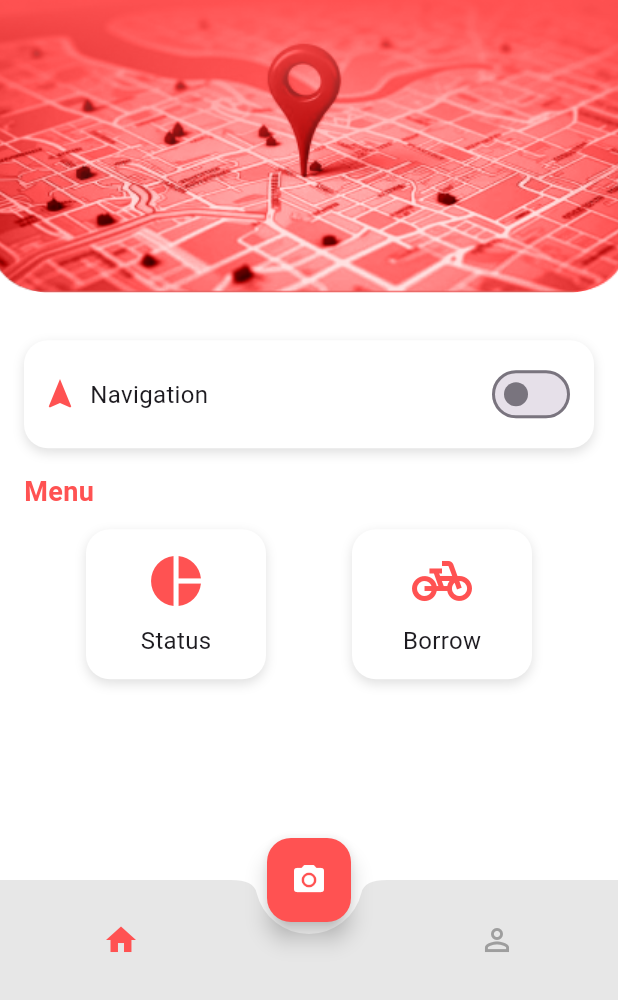
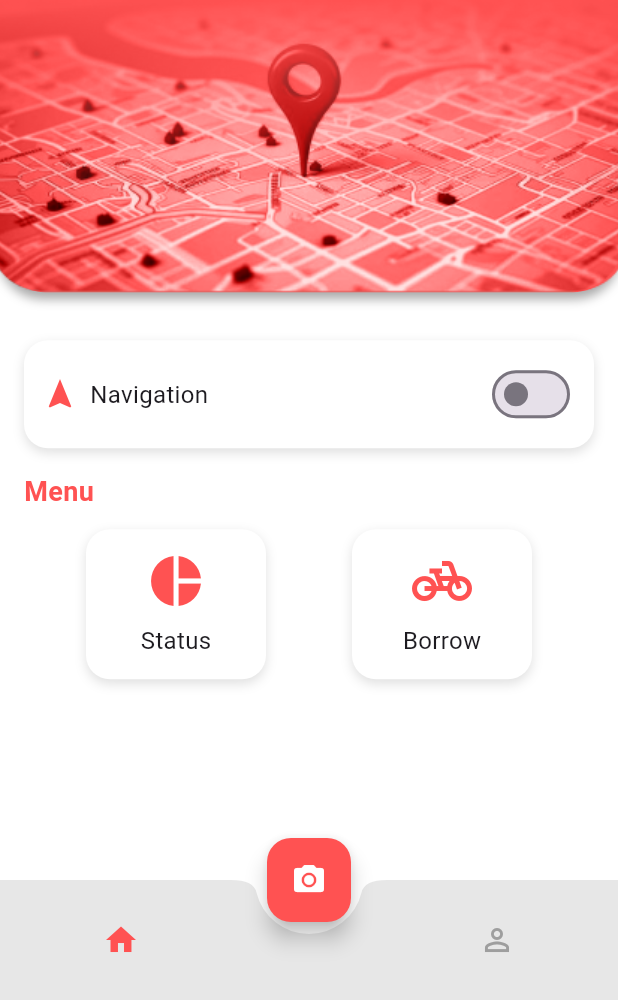
Before and after one commit to Nazmy12/motor-tracking-system, a Flutter app: the HomePage screen opened directly, on a phone screen of 412 x 824 dp, the part 236-1236 px from its top. Run offline on Flutter 3.47's test engine with Material 3 defaults, Android fonts, the phone set to English and light mode, and no system bars; our stand-ins replace camera.

```diff
--- a/lib/pages/home.dart
+++ b/lib/pages/home.dart
@@ -29,10 +29,19 @@ class HomePage extends StatelessWidget {
                     bottomLeft: Radius.circular(30),
                     bottomRight: Radius.circular(30),
                   ),
+                  boxShadow: [
+                    BoxShadow(
+                      color: Color.fromARGB(255, 168, 168, 168),
+                      blurRadius: 5,
+                      spreadRadius: 1,
+                      offset: const Offset(0, 3),
+                    ),
+                  ],
                 ),
                 child: Image.asset(
                   "assets/image/home_banner.png",
                   fit: BoxFit.cover,
+
                   width: double.infinity,
                 ),
               ),
```
